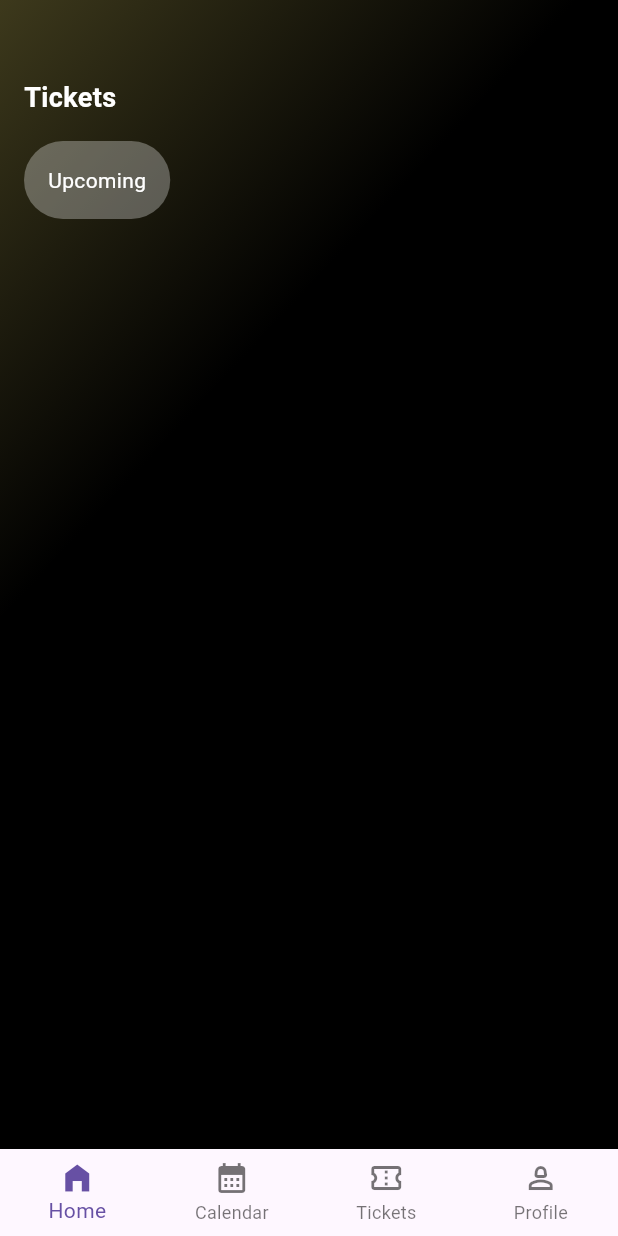
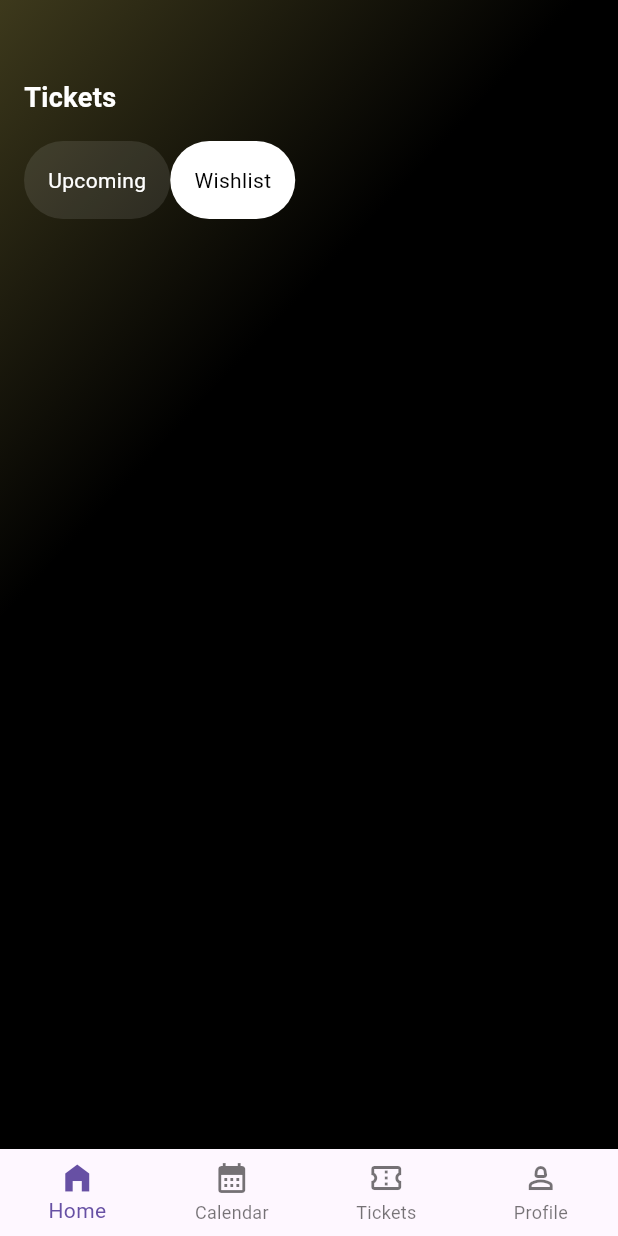
Before and after one commit to JAICHANGPARK/flutter_notebook_chapter_43, a Flutter app: the EventHomePage screen opened directly, on a phone screen of 412 x 824 dp. Run offline on Flutter 3.47's test engine with Material 3 defaults, Android fonts, the phone set to English and light mode, and no system bars; our stand-ins replace gap, hugeicons, percent_indicator.

Commit message:
Update event_home_page.dart

```diff
--- a/lib/ep2186_event_app/ui/event_home_page.dart
+++ b/lib/ep2186_event_app/ui/event_home_page.dart
@@ -48,11 +48,12 @@ class _EventHomePageState extends State<EventHomePage> {
                     height: 52,
                     child: ListView(
                       scrollDirection: Axis.horizontal,
+
                       children: [
                         Container(
                           decoration: ShapeDecoration(
                             shape: StadiumBorder(),
-                            color: Colors.white.withValues(alpha: .3),
+                            color: Colors.white.withValues(alpha: .1),
                           ),
                           padding: EdgeInsets.symmetric(horizontal: 16),
                           child: Center(
@@ -60,6 +61,21 @@ class _EventHomePageState extends State<EventHomePage> {
                               "Upcoming",
                               style: TextStyle(
                                 color: Colors.white,
+                              ),
+                            ),
+                          ),
+                        ),
+                        Container(
+                          decoration: ShapeDecoration(
+                            shape: StadiumBorder(),
+                            color: Colors.white.withValues(alpha: 1),
+                          ),
+                          padding: EdgeInsets.symmetric(horizontal: 16),
+                          child: Center(
+                            child: Text(
+                              "Wishlist",
+                              style: TextStyle(
+                                color: Colors.black,
                               ),
                             ),
                           ),
```
